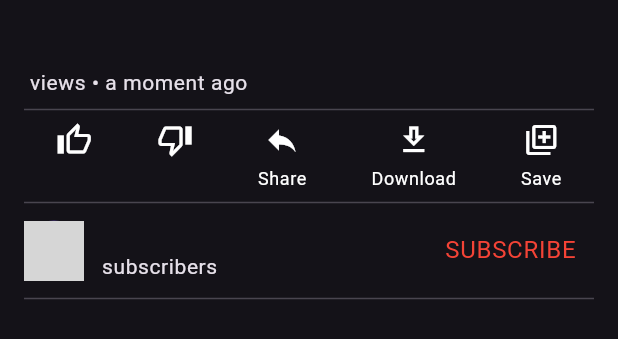
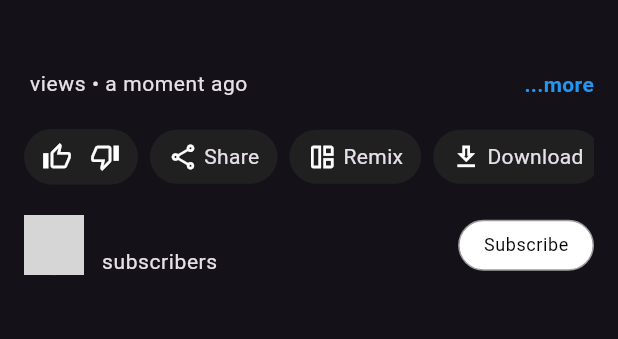
Before and after one commit to kingkmadmax/youtube, a Flutter app: the VideoInfo widget shown alone on an empty page, opened directly with empty values, on a phone screen of 412 x 824 dp. Shown: the top 339 px of the screen. Run offline on Flutter 3.47's test engine with Material 3 defaults, Android fonts, the phone set to English and light mode, and no system bars; our stand-ins replace dio, flutter_riverpod, timeago, youtube_player_flutter; missing offline and left inert: miniplayer; network calls fail; grey boxes are pictures that could not be loaded.

```diff
--- a/lib/widgets/video_info.dart
+++ b/lib/widgets/video_info.dart
@@ -1,6 +1,7 @@
 import 'package:flutter/material.dart';
 import 'package:youtube/model/data.dart';
 import 'package:timeago/timeago.dart' as timeago;
+import 'package:youtube/widgets/description_popout.dart';
 
 class VideoInfo extends StatelessWidget {
   final Video video;
@@ -19,20 +20,42 @@ class VideoInfo extends StatelessWidget {
         children: [
           Text(
             video.title,
-            style:
-                Theme.of(context).textTheme.bodyLarge!.copyWith(fontSize: 15.0),
+            style: Theme.of(context).textTheme.bodyLarge!.copyWith(fontSize: 15.0),
           ),
           const SizedBox(height: 8.0),
-          Text(
-              '${video.viewCount} views • ${timeago.format(video.timestamp)}',
-            style:
-                Theme.of(context).textTheme.bodySmall!.copyWith(fontSize: 14.0),
+          Row(
+            children: [
+              Expanded(
+                child: Text(
+                  '${video.viewCount} views • ${timeago.format(video.timestamp)}',
+                  style: Theme.of(context).textTheme.bodySmall!.copyWith(fontSize: 14.0),
+                ),
+              ),
+              GestureDetector(
+                onTap: () {
+                  showModalBottomSheet(
+                    context: context,
+                    isScrollControlled: true,
+                    builder: (context) => DescriptionPopout(),
+                  );
+                },
+                child: Text(
+                  "...more",
+                  style: TextStyle(
+                    color: Colors.blue,
+                    fontWeight: FontWeight.bold,
+                    decoration: TextDecoration.none,
+                  ),
+                ),
+              ),
+            ],
           ),
-          const Divider(),
+              const SizedBox(height: 20),
           _ActionsRow(video: video),
-          const Divider(),
+          const SizedBox(height: 20),
           _AuthorInfo(user: video.author),
-          const Divider(),
+          // const Divider(),
+          // _CommentsSection(video: video),
         ],
       ),
     );
@@ -49,33 +72,56 @@ class _ActionsRow extends StatelessWidget {
 
   @override
   Widget build(BuildContext context) {
-    return Row(
-      mainAxisAlignment: MainAxisAlignment.spaceAround,
-      children: [
-        _buildAction(context, Icons.thumb_up_outlined, video.likes),
-        _buildAction(context, Icons.thumb_down_outlined, video.dislikes),
-        _buildAction(context, Icons.reply_outlined, 'Share'),
-        _buildAction(context, Icons.download_outlined, 'Download'),
-        _buildAction(context, Icons.library_add_outlined, 'Save'),
-      ],
+    return SingleChildScrollView(
+      scrollDirection: Axis.horizontal,
+      child: Row(
+        children: [
+          // Like and Dislike in one box
+          Container(
+            padding: const EdgeInsets.symmetric(horizontal: 12.0, vertical: 8.0),
+            decoration: BoxDecoration(
+              borderRadius: BorderRadius.circular(20.0),
+              color: const Color.fromARGB(255, 32, 32, 32),
+            ),
+            child: Row(
+              children: [
+                Icon(Icons.thumb_up_outlined, size: 20.0),
+                const SizedBox(width: 4.0),
+                Text('${video.likes}'),
+                const SizedBox(width: 8.0),
+                Icon(Icons.thumb_down_outlined, size: 20.0),
+              ],
+            ),
+          ),
+          const SizedBox(width: 8.0),
+          _buildActionBox(context, Icons.share_outlined, 'Share'),
+          const SizedBox(width: 8.0),
+          _buildActionBox(context, Icons.auto_awesome_mosaic_outlined, 'Remix'),
+          const SizedBox(width: 8.0),
+          _buildActionBox(context, Icons.download_outlined, 'Download'),
+          const SizedBox(width: 8.0),
+          _buildActionBox(context, Icons.content_cut_outlined, 'Clip'),
+          const SizedBox(width: 8.0),
+          _buildActionBox(context, Icons.library_add_outlined, 'Save'),
+          const SizedBox(width: 8.0),
+          _buildActionBox(context, Icons.report_outlined, 'Report'),
+        ],
+      ),
     );
   }
 
-  Widget _buildAction(BuildContext context, IconData icon, String label) {
-    return GestureDetector(
-      onTap: () {},
-      child: Column(
-        mainAxisSize: MainAxisSize.min,
+  Widget _buildActionBox(BuildContext context, IconData icon, String label) {
+    return Container(
+      padding: const EdgeInsets.symmetric(horizontal: 12.0, vertical: 8.0),
+      decoration: BoxDecoration(
+        borderRadius: BorderRadius.circular(20.0),
+        color: Color.fromARGB(255, 32, 32, 32),
+      ),
+      child: Row(
         children: [
-          Icon(icon),
-          const SizedBox(height: 6.0),
-          Text(
-            label,
-            style: Theme.of(context)
-                .textTheme
-                .bodySmall!
-                .copyWith(color: Colors.white),
-          ),
+          Icon(icon, size: 20.0),
+          const SizedBox(width: 4.0),
+          Text(label),
         ],
       ),
     );
@@ -110,10 +156,7 @@ class _AuthorInfo extends StatelessWidget {
                     user.username,
                     maxLines: 2,
                     overflow: TextOverflow.ellipsis,
-                    style: Theme.of(context)
-                        .textTheme
-                        .bodyLarge!
-                        .copyWith(fontSize: 15.0),
+                    style: Theme.of(context).textTheme.bodyLarge!.copyWith(fontSize: 15.0),
                   ),
                 ),
                 Flexible(
@@ -121,27 +164,63 @@ class _AuthorInfo extends StatelessWidget {
                     '${user.subscribers} subscribers',
                     maxLines: 2,
                     overflow: TextOverflow.ellipsis,
-                    style: Theme.of(context)
-                        .textTheme
-                        .bodySmall!
-                        .copyWith(fontSize: 14.0),
+                    style: Theme.of(context).textTheme.bodySmall!.copyWith(fontSize: 14.0),
                   ),
                 ),
               ],
             ),
           ),
-          TextButton(
-            onPressed: () {},
+          Container(
+            padding: const EdgeInsets.symmetric(horizontal: 16.0, vertical: 8.0),
+            decoration: BoxDecoration(
+              borderRadius: BorderRadius.circular(20.0),
+              color: Colors.white,
+              border: Border.all(color: Colors.grey),
+            ),
             child: Text(
-              'SUBSCRIBE',
-              style: Theme.of(context)
-                  .textTheme
-                  .bodyLarge!
-                  .copyWith(color: Colors.red),
+              'Subscribe',
+              style: Theme.of(context).textTheme.bodySmall?.copyWith(color: Colors.black)
             ),
-          )
+          ),
         ],
       ),
     );
   }
 }
+// class _CommentsSection extends StatelessWidget {
+//   final Video video;
+
+//   const _CommentsSection({
+//     Key? key,
+//     required this.video,
+//   }) : super(key: key);
+
+//   @override
+//   Widget build(BuildContext context) {
+//     return Column(
+//       crossAxisAlignment: CrossAxisAlignment.start,
+//       children: [
+//         Text(
+//           'Comments',
+//           style: Theme.of(context).textTheme.bodyLarge!.copyWith(fontSize: 16.0),
+//         ),
+//         const SizedBox(height: 8.0),
+//         ListView.builder(
+//           shrinkWrap: true,
+//           physics: const NeverScrollableScrollPhysics(),
+//           itemCount: video.comments.length,
+//           itemBuilder: (context, index) {
+//             final comment = video.comments[index];
+//             return ListTile(
+//               leading: CircleAvatar(
+//                 foregroundImage: NetworkImage(comment.user.profileImageUrl),
+//               ),
+//               title: Text(comment.user.username),
+//               subtitle: Text(comment.text),
+//             );
+//           },
+//         ),
+//       ],
+//     );
+//   }
+// }
```
Also changed, not shown: lib/widgets/description_popout.dart (added, +145 -0 lines).
